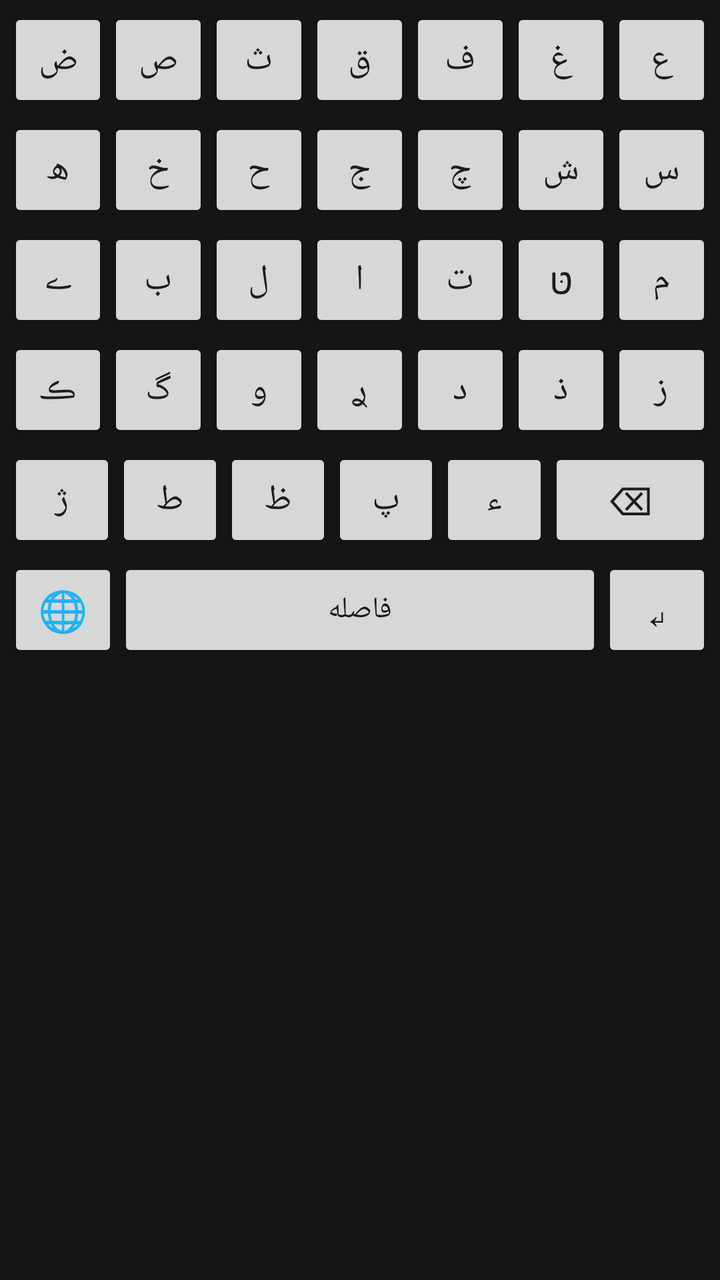
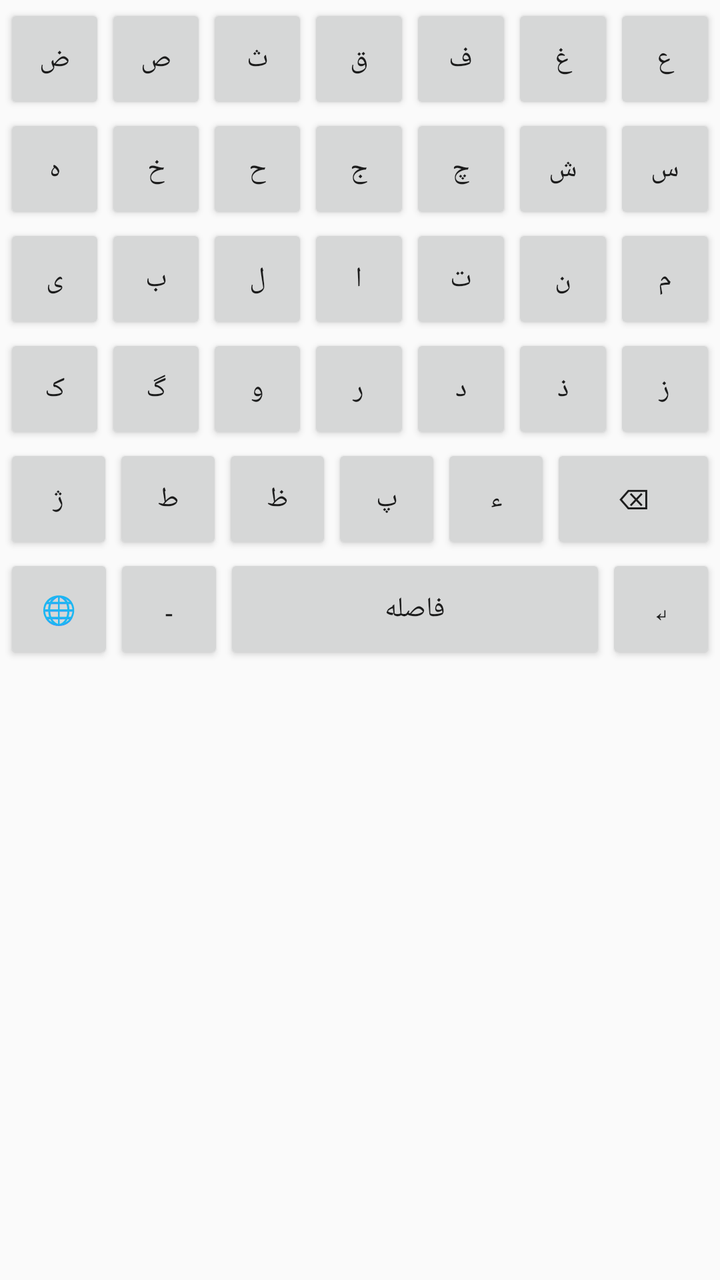

Before-and-after screenshots of an Android layout around one commit, followed by the original layout XML and the change that was made.
<!-- AndroidManifest.xml: application theme android:Theme.Material.Light -->
<!-- res/layout/keyboard_view.xml -->
<?xml version="1.0" encoding="utf-8"?>
<LinearLayout xmlns:android="http://schemas.android.com/apk/res/android"
    android:layout_width="match_parent"
    android:layout_height="wrap_content"
    android:orientation="vertical"
    android:padding="4dp"
    android:background="#151515">

    
    <LinearLayout
        android:layout_width="match_parent"
        android:layout_height="52dp"
        android:layout_marginBottom="3dp">

        <Button android:id="@+id/key_zad" android:text="ض"
            android:layout_width="0dp" android:layout_height="match_parent"
            android:layout_weight="1" android:textSize="18sp" />

        <Button android:id="@+id/key_sad" android:text="ص"
            android:layout_width="0dp" android:layout_height="match_parent"
            android:layout_weight="1" android:textSize="18sp" />

        <Button android:id="@+id/key_sen" android:text="ث"
            android:layout_width="0dp" android:layout_height="match_parent"
            android:layout_weight="1" android:textSize="18sp" />

        <Button android:id="@+id/key_ghaf" android:text="ق"
            android:layout_width="0dp" android:layout_height="match_parent"
            android:layout_weight="1" android:textSize="18sp" />

        <Button android:id="@+id/key_fa" android:text="ف"
            android:layout_width="0dp" android:layout_height="match_parent"
            android:layout_weight="1" android:textSize="18sp" />

        <Button android:id="@+id/key_ghain" android:text="غ"
            android:layout_width="0dp" android:layout_height="match_parent"
            android:layout_weight="1" android:textSize="18sp" />

        <Button android:id="@+id/key_ain" android:text="ع"
            android:layout_width="0dp" android:layout_height="match_parent"
            android:layout_weight="1" android:textSize="18sp" />
    </LinearLayout>

    
    <LinearLayout
        android:layout_width="match_parent"
        android:layout_height="52dp"
        android:layout_marginBottom="3dp">

        <Button android:id="@+id/key_he" android:text="ھ"
            android:layout_width="0dp" android:layout_height="match_parent"
            android:layout_weight="1" android:textSize="18sp" />

        <Button android:id="@+id/key_khe" android:text="خ"
            android:layout_width="0dp" android:layout_height="match_parent"
            android:layout_weight="1" android:textSize="18sp" />

        <Button android:id="@+id/key_hah" android:text="ح"
            android:layout_width="0dp" android:layout_height="match_parent"
            android:layout_weight="1" android:textSize="18sp" />

        <Button android:id="@+id/key_jim" android:text="ج"
            android:layout_width="0dp" android:layout_height="match_parent"
            android:layout_weight="1" android:textSize="18sp" />

        <Button android:id="@+id/key_che" android:text="چ"
            android:layout_width="0dp" android:layout_height="match_parent"
            android:layout_weight="1" android:textSize="18sp" />

        <Button android:id="@+id/key_shin" android:text="ش"
            android:layout_width="0dp" android:layout_height="match_parent"
            android:layout_weight="1" android:textSize="18sp" />

        <Button android:id="@+id/key_sin" android:text="س"
            android:layout_width="0dp" android:layout_height="match_parent"
            android:layout_weight="1" android:textSize="18sp" />
    </LinearLayout>

    
    <LinearLayout
        android:layout_width="match_parent"
        android:layout_height="52dp"
        android:layout_marginBottom="3dp">

        <Button android:id="@+id/key_ye" android:text="ے"
            android:layout_width="0dp" android:layout_height="match_parent"
            android:layout_weight="1" android:textSize="18sp" />

        <Button android:id="@+id/key_be" android:text="ب"
            android:layout_width="0dp" android:layout_height="match_parent"
            android:layout_weight="1" android:textSize="18sp" />

        <Button android:id="@+id/key_lam" android:text="ل"
            android:layout_width="0dp" android:layout_height="match_parent"
            android:layout_weight="1" android:textSize="18sp" />

        <Button android:id="@+id/key_alef" android:text="ا"
            android:layout_width="0dp" android:layout_height="match_parent"
            android:layout_weight="1" android:textSize="18sp" />

        <Button android:id="@+id/key_te" android:text="ت"
            android:layout_width="0dp" android:layout_height="match_parent"
            android:layout_weight="1" android:textSize="18sp" />

        <Button android:id="@+id/key_nun" android:text="טּ"
            android:layout_width="0dp" android:layout_height="match_parent"
            android:layout_weight="1" android:textSize="18sp" />

        <Button android:id="@+id/key_mim" android:text="م"
            android:layout_width="0dp" android:layout_height="match_parent"
            android:layout_weight="1" android:textSize="18sp" />
    </LinearLayout>

    
    <LinearLayout
        android:layout_width="match_parent"
        android:layout_height="52dp"
        android:layout_marginBottom="3dp">

        <Button android:id="@+id/key_kaf" android:text="ڪ"
            android:layout_width="0dp" android:layout_height="match_parent"
            android:layout_weight="1" android:textSize="18sp" />

        <Button android:id="@+id/key_gaf" android:text="گ"
            android:layout_width="0dp" android:layout_height="match_parent"
            android:layout_weight="1" android:textSize="18sp" />

        <Button android:id="@+id/key_vav" android:text="و"
            android:layout_width="0dp" android:layout_height="match_parent"
            android:layout_weight="1" android:textSize="18sp" />

        <Button android:id="@+id/key_re" android:text="ࢪ"
            android:layout_width="0dp" android:layout_height="match_parent"
            android:layout_weight="1" android:textSize="18sp" />

        <Button android:id="@+id/key_dal" android:text="د"
            android:layout_width="0dp" android:layout_height="match_parent"
            android:layout_weight="1" android:textSize="18sp" />

        <Button android:id="@+id/key_zal" android:text="ذ"
            android:layout_width="0dp" android:layout_height="match_parent"
            android:layout_weight="1" android:textSize="18sp" />

        <Button android:id="@+id/key_ze" android:text="ز"
            android:layout_width="0dp" android:layout_height="match_parent"
            android:layout_weight="1" android:textSize="18sp" />
    </LinearLayout>

    
    <LinearLayout
        android:layout_width="match_parent"
        android:layout_height="52dp"
        android:layout_marginBottom="3dp">

        <Button android:id="@+id/key_zhe" android:text="ژ"
            android:layout_width="0dp" android:layout_height="match_parent"
            android:layout_weight="1" android:textSize="18sp" />

        <Button android:id="@+id/key_ta" android:text="ط"
            android:layout_width="0dp" android:layout_height="match_parent"
            android:layout_weight="1" android:textSize="18sp" />

        <Button android:id="@+id/key_za" android:text="ظ"
            android:layout_width="0dp" android:layout_height="match_parent"
            android:layout_weight="1" android:textSize="18sp" />

        <Button android:id="@+id/key_pe" android:text="پ"
            android:layout_width="0dp" android:layout_height="match_parent"
            android:layout_weight="1" android:textSize="18sp" />

        <Button android:id="@+id/key_hamze" android:text="ء"
            android:layout_width="0dp" android:layout_height="match_parent"
            android:layout_weight="1" android:textSize="18sp" />

        <Button android:id="@+id/key_back" android:text="⌫"
            android:layout_width="0dp" android:layout_height="match_parent"
            android:layout_weight="1.5" android:textSize="20sp" />
    </LinearLayout>

    
    <LinearLayout
        android:layout_width="match_parent"
        android:layout_height="52dp">

        <Button
            android:id="@+id/key_globe"
            android:text="🌐"
            android:layout_width="55dp"
            android:layout_height="match_parent"
            android:textSize="20sp" />

        <Button
            android:id="@+id/key_space"
            android:text="فاصله"
            android:layout_width="0dp"
            android:layout_height="match_parent"
            android:layout_weight="3"
            android:textSize="15sp" />

        <Button
            android:id="@+id/key_enter"
            android:text="↵"
            android:layout_width="55dp"
            android:layout_height="match_parent"
            android:textSize="20sp" />

    </LinearLayout>

</LinearLayout>
<!-- resources referenced by this layout -->
<resources>

</resources>

<!-- the commit's change to res/layout/keyboard_view.xml (unified diff, before → after) -->
@@ -3,206 +3,105 @@
     android:layout_width="match_parent"
     android:layout_height="wrap_content"
     android:orientation="vertical"
-    android:padding="4dp"
-    android:background="#151515">
+    android:padding="2dp">
 
-    
     <LinearLayout
         android:layout_width="match_parent"
-        android:layout_height="52dp"
-        android:layout_marginBottom="3dp">
+        android:layout_height="55dp">
 
-        <Button android:id="@+id/key_zad" android:text="ض"
-            android:layout_width="0dp" android:layout_height="match_parent"
-            android:layout_weight="1" android:textSize="18sp" />
+        <Button android:id="@+id/key_zad" android:text="ض" android:layout_width="0dp" android:layout_height="match_parent" android:layout_weight="1"/>
+        <Button android:id="@+id/key_sad" android:text="ص" android:layout_width="0dp" android:layout_height="match_parent" android:layout_weight="1"/>
+        <Button android:id="@+id/key_sen" android:text="ث" android:layout_width="0dp" android:layout_height="match_parent" android:layout_weight="1"/>
+        <Button android:id="@+id/key_ghaf" android:text="ق" android:layout_width="0dp" android:layout_height="match_parent" android:layout_weight="1"/>
+        <Button android:id="@+id/key_fa" android:text="ف" android:layout_width="0dp" android:layout_height="match_parent" android:layout_weight="1"/>
+        <Button android:id="@+id/key_ghain" android:text="غ" android:layout_width="0dp" android:layout_height="match_parent" android:layout_weight="1"/>
+        <Button android:id="@+id/key_ain" android:text="ع" android:layout_width="0dp" android:layout_height="match_parent" android:layout_weight="1"/>
 
-        <Button android:id="@+id/key_sad" android:text="ص"
-            android:layout_width="0dp" android:layout_height="match_parent"
-            android:layout_weight="1" android:textSize="18sp" />
-
-        <Button android:id="@+id/key_sen" android:text="ث"
-            android:layout_width="0dp" android:layout_height="match_parent"
-            android:layout_weight="1" android:textSize="18sp" />
-
-        <Button android:id="@+id/key_ghaf" android:text="ق"
-            android:layout_width="0dp" android:layout_height="match_parent"
-            android:layout_weight="1" android:textSize="18sp" />
-
-        <Button android:id="@+id/key_fa" android:text="ف"
-            android:layout_width="0dp" android:layout_height="match_parent"
-            android:layout_weight="1" android:textSize="18sp" />
-
-        <Button android:id="@+id/key_ghain" android:text="غ"
-            android:layout_width="0dp" android:layout_height="match_parent"
-            android:layout_weight="1" android:textSize="18sp" />
-
-        <Button android:id="@+id/key_ain" android:text="ع"
-            android:layout_width="0dp" android:layout_height="match_parent"
-            android:layout_weight="1" android:textSize="18sp" />
     </LinearLayout>
 
-    
     <LinearLayout
         android:layout_width="match_parent"
-        android:layout_height="52dp"
-        android:layout_marginBottom="3dp">
+        android:layout_height="55dp">
 
-        <Button android:id="@+id/key_he" android:text="ھ"
-            android:layout_width="0dp" android:layout_height="match_parent"
-            android:layout_weight="1" android:textSize="18sp" />
+        <Button android:id="@+id/key_he" android:text="ه" android:layout_width="0dp" android:layout_height="match_parent" android:layout_weight="1"/>
+        <Button android:id="@+id/key_khe" android:text="خ" android:layout_width="0dp" android:layout_height="match_parent" android:layout_weight="1"/>
+        <Button android:id="@+id/key_hah" android:text="ح" android:layout_width="0dp" android:layout_height="match_parent" android:layout_weight="1"/>
+        <Button android:id="@+id/key_jim" android:text="ج" android:layout_width="0dp" android:layout_height="match_parent" android:layout_weight="1"/>
+        <Button android:id="@+id/key_che" android:text="چ" android:layout_width="0dp" android:layout_height="match_parent" android:layout_weight="1"/>
+        <Button android:id="@+id/key_shin" android:text="ش" android:layout_width="0dp" android:layout_height="match_parent" android:layout_weight="1"/>
+        <Button android:id="@+id/key_sin" android:text="س" android:layout_width="0dp" android:layout_height="match_parent" android:layout_weight="1"/>
 
-        <Button android:id="@+id/key_khe" android:text="خ"
-            android:layout_width="0dp" android:layout_height="match_parent"
-            android:layout_weight="1" android:textSize="18sp" />
-
-        <Button android:id="@+id/key_hah" android:text="ح"
-            android:layout_width="0dp" android:layout_height="match_parent"
-            android:layout_weight="1" android:textSize="18sp" />
-
-        <Button android:id="@+id/key_jim" android:text="ج"
-            android:layout_width="0dp" android:layout_height="match_parent"
-            android:layout_weight="1" android:textSize="18sp" />
-
-        <Button android:id="@+id/key_che" android:text="چ"
-            android:layout_width="0dp" android:layout_height="match_parent"
-            android:layout_weight="1" android:textSize="18sp" />
-
-        <Button android:id="@+id/key_shin" android:text="ش"
-            android:layout_width="0dp" android:layout_height="match_parent"
-            android:layout_weight="1" android:textSize="18sp" />
-
-        <Button android:id="@+id/key_sin" android:text="س"
-            android:layout_width="0dp" android:layout_height="match_parent"
-            android:layout_weight="1" android:textSize="18sp" />
     </LinearLayout>
 
-    
     <LinearLayout
         android:layout_width="match_parent"
-        android:layout_height="52dp"
-        android:layout_marginBottom="3dp">
+        android:layout_height="55dp">
 
-        <Button android:id="@+id/key_ye" android:text="ے"
-            android:layout_width="0dp" android:layout_height="match_parent"
-            android:layout_weight="1" android:textSize="18sp" />
+        <Button android:id="@+id/key_ye" android:text="ی" android:layout_width="0dp" android:layout_height="match_parent" android:layout_weight="1"/>
+        <Button android:id="@+id/key_be" android:text="ب" android:layout_width="0dp" android:layout_height="match_parent" android:layout_weight="1"/>
+        <Button android:id="@+id/key_lam" android:text="ل" android:layout_width="0dp" android:layout_height="match_parent" android:layout_weight="1"/>
+        <Button android:id="@+id/key_alef" android:text="ا" android:layout_width="0dp" android:layout_height="match_parent" android:layout_weight="1"/>
+        <Button android:id="@+id/key_te" android:text="ت" android:layout_width="0dp" android:layout_height="match_parent" android:layout_weight="1"/>
+        <Button android:id="@+id/key_nun" android:text="ن" android:layout_width="0dp" android:layout_height="match_parent" android:layout_weight="1"/>
+        <Button android:id="@+id/key_mim" android:text="م" android:layout_width="0dp" android:layout_height="match_parent" android:layout_weight="1"/>
 
-        <Button android:id="@+id/key_be" android:text="ب"
-            android:layout_width="0dp" android:layout_height="match_parent"
-            android:layout_weight="1" android:textSize="18sp" />
-
-        <Button android:id="@+id/key_lam" android:text="ل"
-            android:layout_width="0dp" android:layout_height="match_parent"
-            android:layout_weight="1" android:textSize="18sp" />
-
-        <Button android:id="@+id/key_alef" android:text="ا"
-            android:layout_width="0dp" android:layout_height="match_parent"
-            android:layout_weight="1" android:textSize="18sp" />
-
-        <Button android:id="@+id/key_te" android:text="ت"
-            android:layout_width="0dp" android:layout_height="match_parent"
-            android:layout_weight="1" android:textSize="18sp" />
-
-        <Button android:id="@+id/key_nun" android:text="טּ"
-            android:layout_width="0dp" android:layout_height="match_parent"
-            android:layout_weight="1" android:textSize="18sp" />
-
-        <Button android:id="@+id/key_mim" android:text="م"
-            android:layout_width="0dp" android:layout_height="match_parent"
-            android:layout_weight="1" android:textSize="18sp" />
     </LinearLayout>
 
-    
     <LinearLayout
         android:layout_width="match_parent"
-        android:layout_height="52dp"
-        android:layout_marginBottom="3dp">
+        android:layout_height="55dp">
 
-        <Button android:id="@+id/key_kaf" android:text="ڪ"
-            android:layout_width="0dp" android:layout_height="match_parent"
-            android:layout_weight="1" android:textSize="18sp" />
+        <Button android:id="@+id/key_kaf" android:text="ک" android:layout_width="0dp" android:layout_height="match_parent" android:layout_weight="1"/>
+        <Button android:id="@+id/key_gaf" android:text="گ" android:layout_width="0dp" android:layout_height="match_parent" android:layout_weight="1"/>
+        <Button android:id="@+id/key_vav" android:text="و" android:layout_width="0dp" android:layout_height="match_parent" android:layout_weight="1"/>
+        <Button android:id="@+id/key_re" android:text="ر" android:layout_width="0dp" android:layout_height="match_parent" android:layout_weight="1"/>
+        <Button android:id="@+id/key_dal" android:text="د" android:layout_width="0dp" android:layout_height="match_parent" android:layout_weight="1"/>
+        <Button android:id="@+id/key_zal" android:text="ذ" android:layout_width="0dp" android:layout_height="match_parent" android:layout_weight="1"/>
+        <Button android:id="@+id/key_ze" android:text="ز" android:layout_width="0dp" android:layout_height="match_parent" android:layout_weight="1"/>
 
-        <Button android:id="@+id/key_gaf" android:text="گ"
-            android:layout_width="0dp" android:layout_height="match_parent"
-            android:layout_weight="1" android:textSize="18sp" />
-
-        <Button android:id="@+id/key_vav" android:text="و"
-            android:layout_width="0dp" android:layout_height="match_parent"
-            android:layout_weight="1" android:textSize="18sp" />
-
-        <Button android:id="@+id/key_re" android:text="ࢪ"
-            android:layout_width="0dp" android:layout_height="match_parent"
-            android:layout_weight="1" android:textSize="18sp" />
-
-        <Button android:id="@+id/key_dal" android:text="د"
-            android:layout_width="0dp" android:layout_height="match_parent"
-            android:layout_weight="1" android:textSize="18sp" />
-
-        <Button android:id="@+id/key_zal" android:text="ذ"
-            android:layout_width="0dp" android:layout_height="match_parent"
-            android:layout_weight="1" android:textSize="18sp" />
-
-        <Button android:id="@+id/key_ze" android:text="ز"
-            android:layout_width="0dp" android:layout_height="match_parent"
-            android:layout_weight="1" android:textSize="18sp" />
     </LinearLayout>
 
-    
     <LinearLayout
         android:layout_width="match_parent"
-        android:layout_height="52dp"
-        android:layout_marginBottom="3dp">
+        android:layout_height="55dp">
 
-        <Button android:id="@+id/key_zhe" android:text="ژ"
-            android:layout_width="0dp" android:layout_height="match_parent"
-            android:layout_weight="1" android:textSize="18sp" />
+        <Button android:id="@+id/key_zhe" android:text="ژ" android:layout_width="0dp" android:layout_height="match_parent" android:layout_weight="1"/>
+        <Button android:id="@+id/key_ta" android:text="ط" android:layout_width="0dp" android:layout_height="match_parent" android:layout_weight="1"/>
+        <Button android:id="@+id/key_za" android:text="ظ" android:layout_width="0dp" android:layout_height="match_parent" android:layout_weight="1"/>
+        <Button android:id="@+id/key_pe" android:text="پ" android:layout_width="0dp" android:layout_height="match_parent" android:layout_weight="1"/>
+        <Button android:id="@+id/key_hamze" android:text="ء" android:layout_width="0dp" android:layout_height="match_parent" android:layout_weight="1"/>
+        <Button android:id="@+id/key_back" android:text="⌫" android:layout_width="0dp" android:layout_height="match_parent" android:layout_weight="1.5"/>
 
-        <Button android:id="@+id/key_ta" android:text="ط"
-            android:layout_width="0dp" android:layout_height="match_parent"
-            android:layout_weight="1" android:textSize="18sp" />
-
-        <Button android:id="@+id/key_za" android:text="ظ"
-            android:layout_width="0dp" android:layout_height="match_parent"
-            android:layout_weight="1" android:textSize="18sp" />
-
-        <Button android:id="@+id/key_pe" android:text="پ"
-            android:layout_width="0dp" android:layout_height="match_parent"
-            android:layout_weight="1" android:textSize="18sp" />
-
-        <Button android:id="@+id/key_hamze" android:text="ء"
-            android:layout_width="0dp" android:layout_height="match_parent"
-            android:layout_weight="1" android:textSize="18sp" />
-
-        <Button android:id="@+id/key_back" android:text="⌫"
-            android:layout_width="0dp" android:layout_height="match_parent"
-            android:layout_weight="1.5" android:textSize="20sp" />
     </LinearLayout>
 
-    
     <LinearLayout
         android:layout_width="match_parent"
-        android:layout_height="52dp">
+        android:layout_height="55dp">
 
         <Button
             android:id="@+id/key_globe"
             android:text="🌐"
             android:layout_width="55dp"
-            android:layout_height="match_parent"
-            android:textSize="20sp" />
+            android:layout_height="match_parent"/>
+
+        <Button
+            android:id="@+id/key_keshide"
+            android:text="ـ"
+            android:layout_width="55dp"
+            android:layout_height="match_parent"/>
 
         <Button
             android:id="@+id/key_space"
             android:text="فاصله"
             android:layout_width="0dp"
             android:layout_height="match_parent"
-            android:layout_weight="3"
-            android:textSize="15sp" />
+            android:layout_weight="3"/>
 
         <Button
             android:id="@+id/key_enter"
             android:text="↵"
             android:layout_width="55dp"
-            android:layout_height="match_parent"
-            android:textSize="20sp" />
+            android:layout_height="match_parent"/>
 
     </LinearLayout>
 
